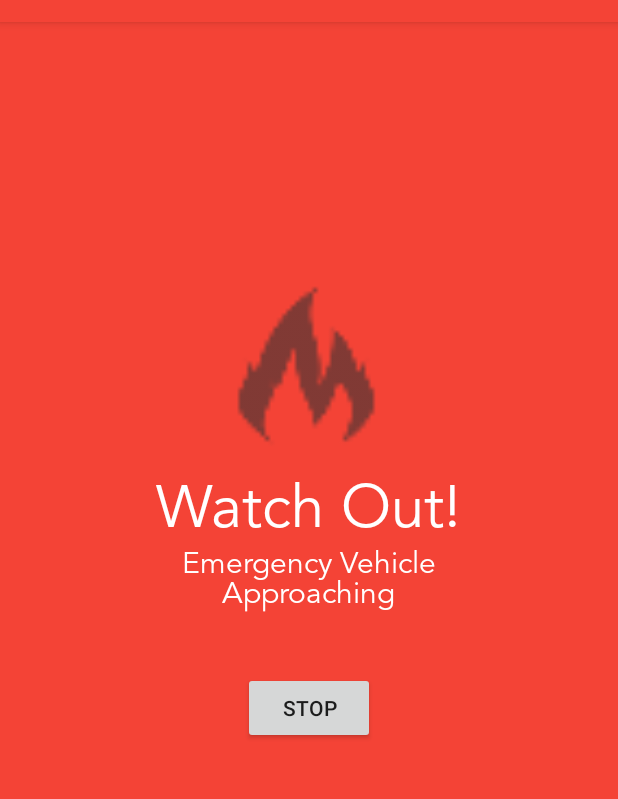
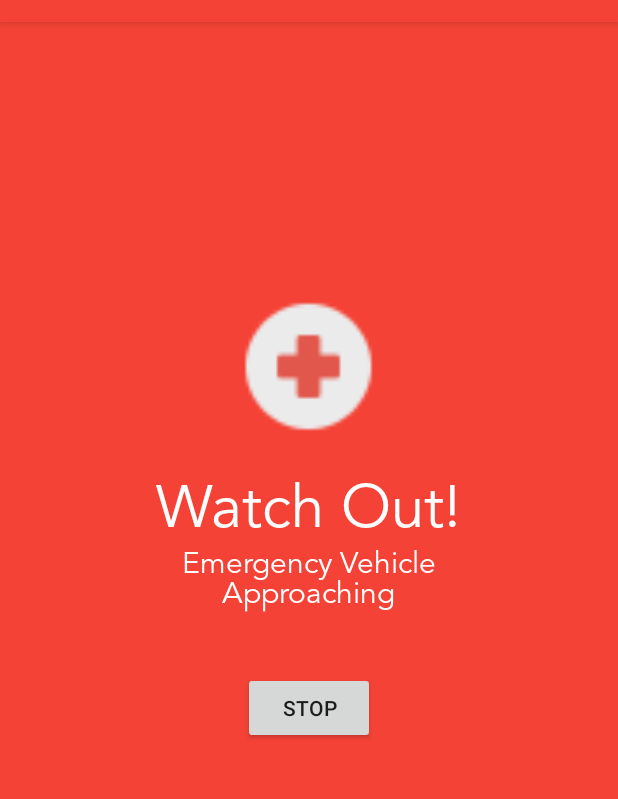
Before and after one commit to jhillkwaj/MoveOver, an Android app: the screen it shows after launch (MainActivity), in the options menu, after a tap on "Info/Rules", on a phone screen of 412 x 824 dp, the part 62-861 px from its top. Run offline under Robolectric (Android 15) with nearby library versions, the phone set to English and light mode, and no system bars; our stand-ins replace Firebase (no records; nobody signed in at launch, a user with empty details on screens opened directly); libraries missing offline, so code that uses them is left out: com.firebase.geofire.

Commit message:
More UI Work

```diff
--- a/Client App/MoveOverClient/app/src/main/java/com/rahulyesantharao/www/moveoverclient/NothingNearby.java
+++ b/Client App/MoveOverClient/app/src/main/java/com/rahulyesantharao/www/moveoverclient/NothingNearby.java
@@ -1,19 +1,18 @@
 package com.rahulyesantharao.www.moveoverclient;
 
 import android.content.Context;
+import android.graphics.Typeface;
 import android.net.Uri;
 import android.os.Bundle;
 import android.support.v4.app.Fragment;
 import android.view.LayoutInflater;
 import android.view.View;
 import android.view.ViewGroup;
+import android.widget.TextView;
 
 
 /**
  * A simple {@link Fragment} subclass.
- * Activities that contain this fragment must implement the
- * {@link NothingNearby.OnFragmentInteractionListener} interface
- * to handle interaction events.
  * Use the {@link NothingNearby#newInstance} factory method to
  * create an instance of this fragment.
  */
@@ -47,7 +46,11 @@ public class NothingNearby extends Fragment {
     public View onCreateView(LayoutInflater inflater, ViewGroup container,
                              Bundle savedInstanceState) {
         // Inflate the layout for this fragment
-        return inflater.inflate(R.layout.fragment_nothing_nearby, container, false);
+        View v = inflater.inflate(R.layout.fragment_nothing_nearby, container, false);
+        TextView textView = (TextView) v.findViewById(R.id.textview_nothing);
+        Typeface typeface = Typeface.createFromAsset(getActivity().getAssets(), "fonts/AvenirLTStdBook.otf");
+        textView.setTypeface(typeface);
+        return v;
     }
 
     @Override
--- a/Client App/MoveOverClient/app/src/main/res/layout/fragment_alert.xml
+++ b/Client App/MoveOverClient/app/src/main/res/layout/fragment_alert.xml
@@ -11,7 +11,7 @@
         android:layout_height="139dp"
         android:id="@+id/imageView2"
         android:layout_gravity="center"
-        android:src="@drawable/ic_action_name"
+        android:src="@drawable/ic_hospital"
         android:layout_alignParentTop="true"
         android:layout_centerHorizontal="true"
         android:layout_marginTop="160dp" />
--- a/Client App/MoveOverClient/app/src/main/res/layout/fragment_nothing_nearby.xml
+++ b/Client App/MoveOverClient/app/src/main/res/layout/fragment_nothing_nearby.xml
@@ -25,6 +25,7 @@
         android:layout_below="@+id/imageView"
         android:layout_centerHorizontal="true"
         android:textSize="@dimen/font_size2"
-        android:textColor="@android:color/white" />
+        android:textColor="@android:color/white"
+        android:id="@+id/textview_nothing" />
 
 </RelativeLayout>
```
Also changed, not shown: Client App/MoveOverClient/app/src/main/res/drawable-hdpi/ic_hospital.png (added), Client App/MoveOverClient/app/src/main/res/drawable-mdpi/ic_hospital.png (added), Client App/MoveOverClient/app/src/main/res/drawable-xhdpi/ic_hospital.png (added), Client App/MoveOverClient/app/src/main/res/drawable-xxhdpi/ic_hospital.png (added).
